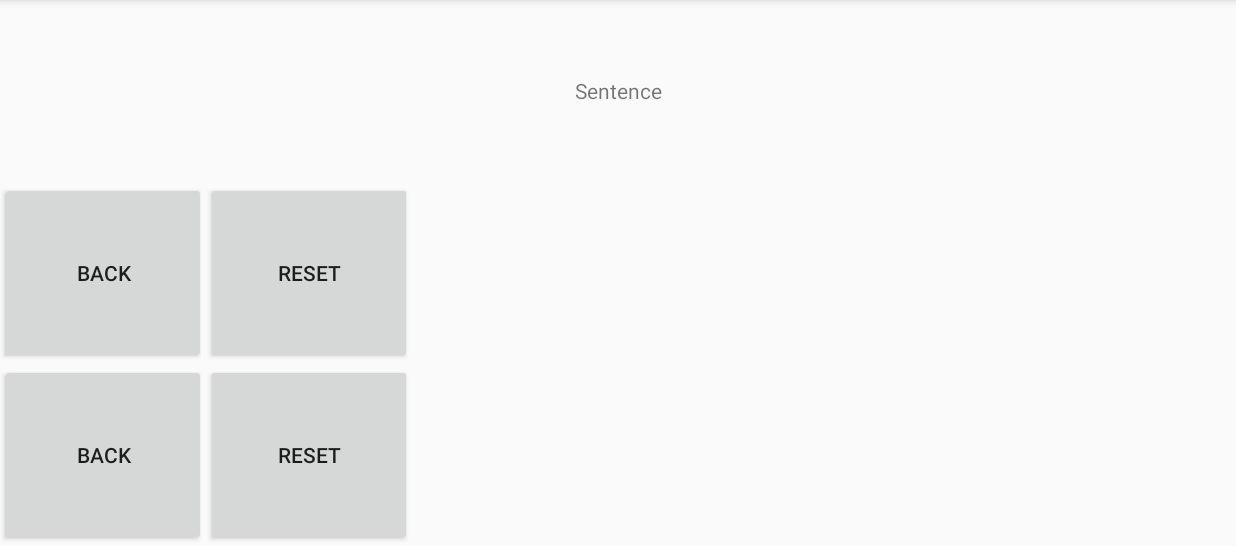
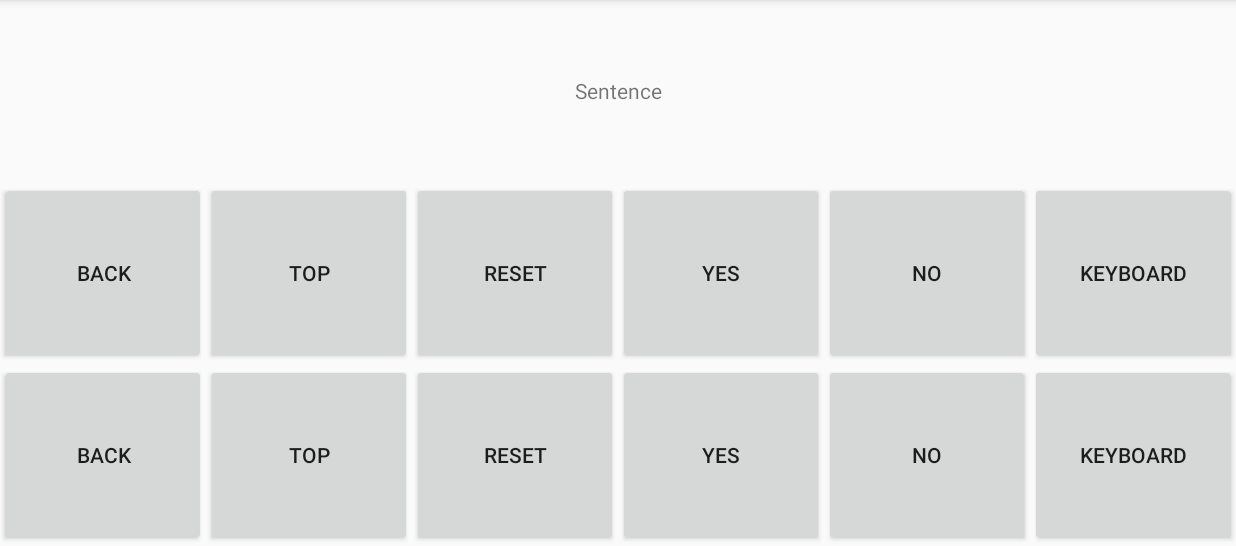
Before and after one commit to zakgy/CommPlus, an Android app: the fragment QuickButtons placed in its activity, on a phone screen of 824 x 412 dp (held sideways), the part 72-618 px from its top. Run offline under Robolectric (Android 15) with nearby library versions, the phone set to English and light mode, and no system bars; 1 statement that could not run was skipped.

Commit message:
Adding 'top', 'yes', 'no' and 'keyboard' buttons.

```diff
--- a/app/src/main/java/com/example/commplus/QuickButtons.java
+++ b/app/src/main/java/com/example/commplus/QuickButtons.java
@@ -3,6 +3,7 @@ package com.example.commplus;
 import android.app.Fragment;
 import android.app.FragmentManager;
 import android.app.FragmentTransaction;
+import android.content.Context;
 import android.graphics.Bitmap;
 import android.graphics.drawable.BitmapDrawable;
 import android.graphics.drawable.Drawable;
@@ -11,6 +12,7 @@ import android.util.DisplayMetrics;
 import android.view.LayoutInflater;
 import android.view.View;
 import android.view.ViewGroup;
+import android.view.inputmethod.InputMethodManager;
 import android.widget.Button;
 
 
@@ -20,7 +22,9 @@ import android.widget.Button;
 public class QuickButtons extends Fragment {
     View view;
     Button button_back;
+    Button button_top;
     Button button_reset;
+    Button button_keyboard;
 
     public QuickButtons() {
         // Required empty public constructor
@@ -44,6 +48,17 @@ public class QuickButtons extends Fragment {
             }
         });
 
+        button_top = (Button) view.findViewById(R.id.button_top);
+        button_top.setOnClickListener(new View.OnClickListener() {
+            public void onClick(View v) {
+                MainActivity main_activity = (MainActivity) getActivity();
+                FragmentManager fm = getFragmentManager();
+                for(int i = 0; i < fm.getBackStackEntryCount(); i++) {
+                    fm.popBackStack();
+                }
+            }
+        });
+
         button_reset = (Button) view.findViewById(R.id.button_reset);
         button_reset.setOnClickListener(new View.OnClickListener() {
             public void onClick(View v) {
@@ -57,6 +72,15 @@ public class QuickButtons extends Fragment {
             }
         });
 
+        button_keyboard = (Button) view.findViewById(R.id.button_keyboard);
+        button_keyboard.setOnClickListener(new View.OnClickListener() {
+            public void onClick(View v) {
+                MainActivity main_activity = (MainActivity) getActivity();
+                InputMethodManager imm = (InputMethodManager) main_activity.getSystemService(Context.INPUT_METHOD_SERVICE);
+                imm.toggleSoftInput(InputMethodManager.SHOW_FORCED, 0);
+            }
+        });
+
         return view;
     }
 }
--- a/app/src/main/res/layout/fragment_quick_buttons.xml
+++ b/app/src/main/res/layout/fragment_quick_buttons.xml
@@ -21,6 +21,14 @@
             android:text="Back" />
 
         <Button
+            android:id="@+id/button_top"
+            android:layout_width="0dp"
+            android:layout_height="match_parent"
+            android:layout_weight="1"
+            android:scaleType="fitCenter"
+            android:text="Top" />
+
+        <Button
             android:id="@+id/button_reset"
             android:layout_width="0dp"
             android:layout_height="match_parent"
@@ -28,5 +36,29 @@
             android:scaleType="fitCenter"
             android:text="Reset" />
 
+        <Button
+            android:id="@+id/button_yes"
+            android:layout_width="0dp"
+            android:layout_height="match_parent"
+            android:layout_weight="1"
+            android:scaleType="fitCenter"
+            android:text="Yes" />
+
+        <Button
+            android:id="@+id/button_no"
+            android:layout_width="0dp"
+            android:layout_height="match_parent"
+            android:layout_weight="1"
+            android:scaleType="fitCenter"
+            android:text="No" />
+
+        <Button
+            android:id="@+id/button_keyboard"
+            android:layout_width="0dp"
+            android:layout_height="match_parent"
+            android:layout_weight="1"
+            android:scaleType="fitCenter"
+            android:text="Keyboard" />
+
     </LinearLayout>
 </FrameLayout>
--- a/app/src/main/res/values/strings.xml
+++ b/app/src/main/res/values/strings.xml
@@ -2,7 +2,4 @@
 <resources>
     <string name="app_name">"Comm Plus"</string>
     <string name="default_sentence">"Sentence"</string>
-
-    <!-- TODO: Remove or change this placeholder text -->
-    <string name="hello_blank_fragment">Hello blank fragment</string>
 </resources>
```
